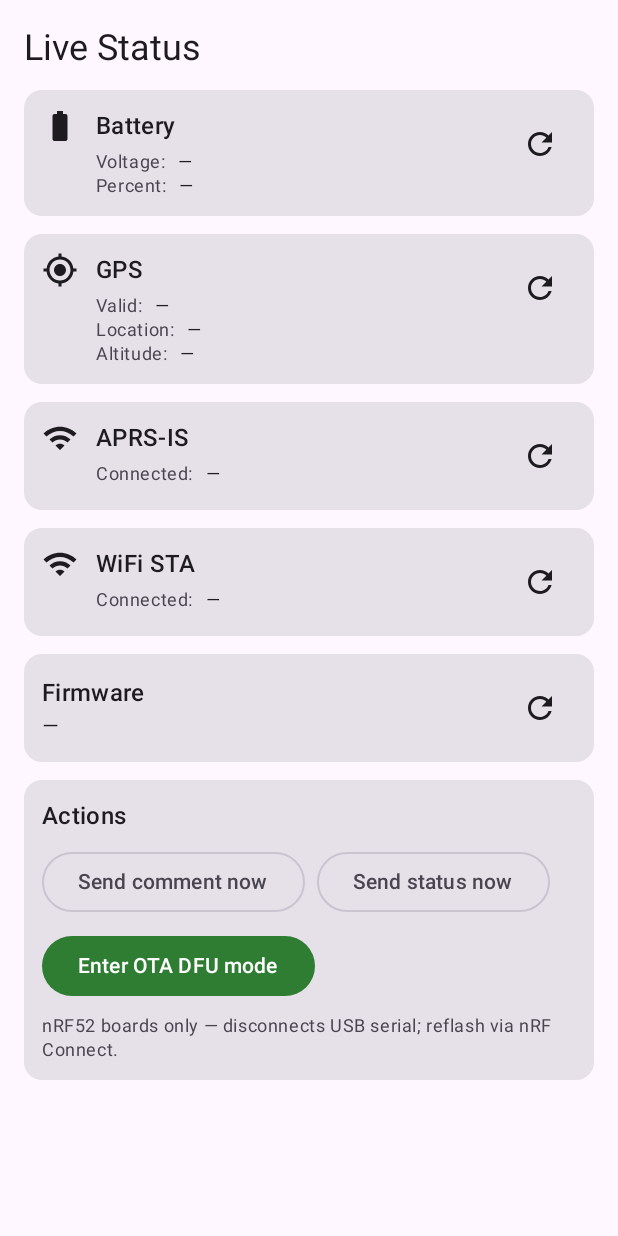
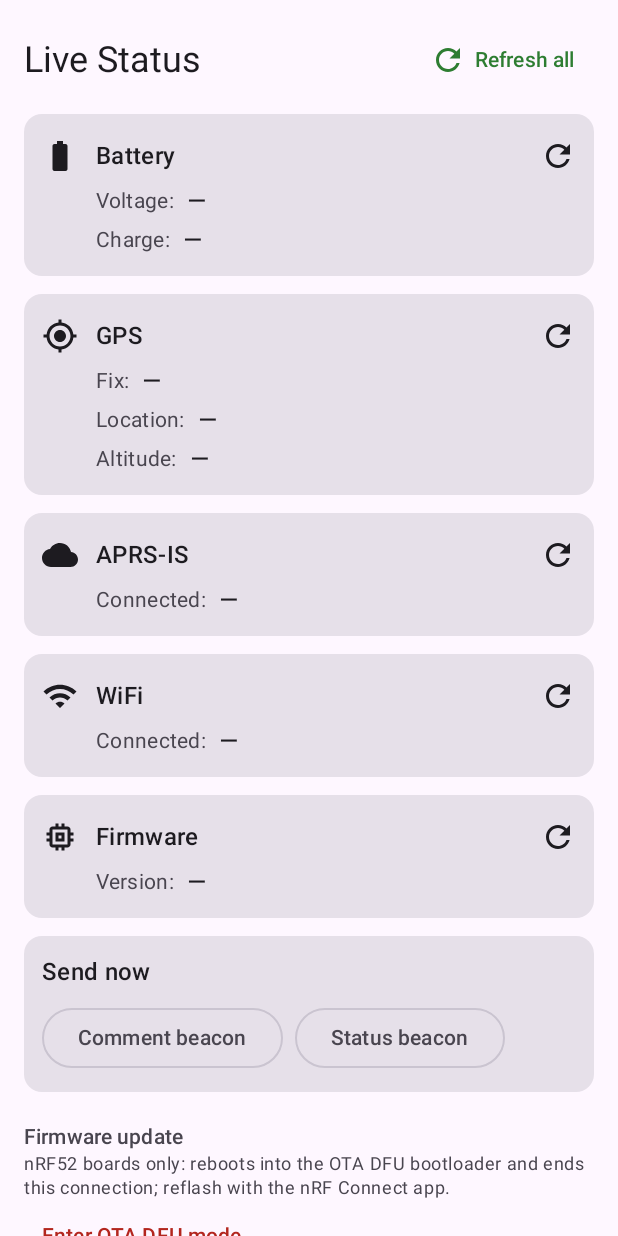
Before and after one commit to jeepnjonny/lora-fieldops-config-android, an Android app built with Jetpack Compose: the StatusScreen screen opened through its navigation route, on a phone screen of 412 x 824 dp. Run offline under Robolectric (Android 15) with nearby library versions, the phone set to English and light mode, and no system bars; libraries missing offline, so code that uses them is left out: com.hoho.android; 3 statements that could not run were skipped.

Commit message:
feat(ui): status screen loads everything, per-card spinners, quieter DFU
- C8: the Status screen scrolls, reads every card on entry, has Refresh all,
  and each card shows its own spinner while its read is in flight (repeat
  reads of the same card are skipped).
- C9: Enter OTA DFU mode moved to a plain "Firmware update" note at the
  bottom instead of a filled primary button; the confirmation stays.
- C12 (status): APRS-IS uses a cloud icon, distinct from WiFi; card titles
  are headings; each label/value row is read out as one item.
- C5/C3 (status): copy and refresh buttons are full 48 dp; values use larger,
  medium-weight text.

Co-Authored-By: Claude Opus 5.5 <noreply@anthropic.com>

```diff
--- a/app/src/main/java/com/kj7nye/lorafieldops/ui/ConfigViewModel.kt
+++ b/app/src/main/java/com/kj7nye/lorafieldops/ui/ConfigViewModel.kt
@@ -53,6 +53,7 @@ import kotlinx.coroutines.flow.MutableStateFlow
 import kotlinx.coroutines.flow.StateFlow
 import kotlinx.coroutines.flow.asStateFlow
 import kotlinx.coroutines.flow.first
+import kotlinx.coroutines.flow.update
 import kotlinx.coroutines.launch
 import kotlinx.serialization.json.Json
 import kotlin.math.roundToInt
@@ -93,6 +94,9 @@ private sealed interface LinkTarget {
     data class Usb(val driver: UsbSerialDriver) : LinkTarget
     data class Ble(val tracker: BleTrackerInfo) : LinkTarget
 }
+
+/** A Status screen card, for its loading spinner. */
+enum class StatusGroup { BATTERY, GPS, APRS_IS, WIFI, VERSION }
 
 /** A Save or Discard the tracker is working on. */
 enum class BusyAction { SAVING, DISCARDING }
@@ -157,6 +161,10 @@ class ConfigViewModel(app: Application) : AndroidViewModel(app) {
 
     private val _statusLines = MutableStateFlow<Map<String, String>>(emptyMap())
     val statusLines: StateFlow<Map<String, String>> = _statusLines.asStateFlow()
+
+    private val _statusLoading = MutableStateFlow<Set<StatusGroup>>(emptySet())
+    /** Status cards with a read in progress. */
+    val statusLoading: StateFlow<Set<StatusGroup>> = _statusLoading.asStateFlow()
 
     private val _importState = MutableStateFlow<ImportState>(ImportState.Idle)
     val importState: StateFlow<ImportState> = _importState.asStateFlow()
@@ -585,42 +593,53 @@ class ConfigViewModel(app: Application) : AndroidViewModel(app) {
     // Live status reads
     // -------------------------------------------------------------------------
 
-    /** Firmware: `bat.voltage=X.XX bat.percent=YY`. */
-    fun readBattery() {
+    /** Reads every status card (the Status screen does this on entry). */
+    fun refreshAllStatus() {
+        readBattery(); readGps(); readAprsIsStatus(); readWifiStaStatus(); readFirmwareVersion()
+    }
+
+    /**
+     * Runs one status read, marking [group] as loading meanwhile so its card can show
+     * a spinner. A read of a group already in progress is skipped.
+     */
+    private fun readStatus(group: StatusGroup, block: suspend (ProtocolHandler) -> Unit) {
+        val proto = protocol ?: return
+        var started = false
+        _statusLoading.update { if (group in it) it else { started = true; it + group } }
+        if (!started) return
         viewModelScope.launch {
-            val r = protocol?.sendCommand("bat read") ?: return@launch
-            if (r is CommandResult.Ok) replaceStatusGroup("bat.", parseStatusTokens(r.text))
+            try { block(proto) } finally { _statusLoading.update { it - group } }
         }
     }
 
+    /** Firmware: `bat.voltage=X.XX bat.percent=YY`. */
+    fun readBattery() = readStatus(StatusGroup.BATTERY) { proto ->
+        val r = proto.sendCommand("bat read")
+        if (r is CommandResult.Ok) replaceStatusGroup("bat.", parseStatusTokens(r.text))
+    }
+
     /** Firmware: `gps.lat=… gps.lon=… gps.alt=… gps.sats=… gps.valid=0|1`. */
-    fun readGps() {
-        viewModelScope.launch {
-            val r = protocol?.sendCommand("gps read") ?: return@launch
+    fun readGps() = readStatus(StatusGroup.GPS) { proto ->
+        val r = proto.sendCommand("gps read")
         if (r is CommandResult.Ok) replaceStatusGroup("gps.", parseStatusTokens(r.text))
-        }
     }
 
     /**
      * Firmware: `aprsIS.connected=true host=… port=… [server=…]` or `aprsIS.connected=false`.
      * Older firmware sends only the connected flag; the extra keys are then simply absent.
      */
-    fun readAprsIsStatus() {
-        viewModelScope.launch {
-            val r = protocol?.sendCommand("aprsiss status") ?: return@launch
+    fun readAprsIsStatus() = readStatus(StatusGroup.APRS_IS) { proto ->
+        val r = proto.sendCommand("aprsiss status")
         if (r is CommandResult.Ok) {
             replaceStatusGroup("aprsIS.", prefixKeys("aprsIS.", parseStatusTokens(r.text)))
         }
     }
-    }
 
     /** Firmware: `wifiSTA.connected=true ip=… ssid=<rest of line>` or `wifiSTA.connected=false`. */
-    fun readWifiStaStatus() {
-        viewModelScope.launch {
-            val r = protocol?.sendCommand("wifista status") ?: return@launch
+    fun readWifiStaStatus() = readStatus(StatusGroup.WIFI) { proto ->
+        val r = proto.sendCommand("wifista status")
         if (r is CommandResult.Ok) {
             replaceStatusGroup("wifiSTA.", prefixKeys("wifiSTA.", parseStatusTokens(r.text, restOfLineKey = "ssid")))
-            }
         }
     }
 
@@ -630,7 +649,7 @@ class ConfigViewModel(app: Application) : AndroidViewModel(app) {
      * linger next to a newer "connected=false".
      */
     private fun replaceStatusGroup(prefix: String, fresh: Map<String, String>) {
-        _statusLines.value = _statusLines.value.filterKeys { !it.startsWith(prefix) } + fresh
+        _statusLines.update { lines -> lines.filterKeys { !it.startsWith(prefix) } + fresh }
     }
 
     /**
@@ -649,14 +668,12 @@ class ConfigViewModel(app: Application) : AndroidViewModel(app) {
         }
     }
 
-    fun readFirmwareVersion() {
-        viewModelScope.launch {
-            val r = protocol?.sendCommand("version") ?: return@launch
+    fun readFirmwareVersion() = readStatus(StatusGroup.VERSION) { proto ->
+        val r = proto.sendCommand("version")
         if (r is CommandResult.Ok) {
             val versionText = r.text.removePrefix("version.date=").trim()
-                _statusLines.value = _statusLines.value + ("version" to versionText)
+            _statusLines.update { it + ("version" to versionText) }
             _firmwareVersion.value = FirmwareVersion.parse(versionText)
-            }
         }
     }
 
--- a/app/src/main/java/com/kj7nye/lorafieldops/ui/StatusScreen.kt
+++ b/app/src/main/java/com/kj7nye/lorafieldops/ui/StatusScreen.kt
@@ -1,10 +1,11 @@
 package com.kj7nye.lorafieldops.ui
 
-import androidx.lifecycle.compose.collectAsStateWithLifecycle
 import android.content.ClipData
 import androidx.compose.foundation.layout.Arrangement
+import androidx.compose.foundation.layout.Box
 import androidx.compose.foundation.layout.Column
 import androidx.compose.foundation.layout.ColumnScope
+import androidx.compose.foundation.layout.FlowRow
 import androidx.compose.foundation.layout.Row
 import androidx.compose.foundation.layout.Spacer
 import androidx.compose.foundation.layout.fillMaxSize
@@ -12,18 +13,20 @@ import androidx.compose.foundation.layout.fillMaxWidth
 import androidx.compose.foundation.layout.height
 import androidx.compose.foundation.layout.padding
 import androidx.compose.foundation.layout.size
-import androidx.compose.foundation.layout.width
+import androidx.compose.foundation.rememberScrollState
 import androidx.compose.foundation.text.selection.SelectionContainer
+import androidx.compose.foundation.verticalScroll
 import androidx.compose.material.icons.Icons
 import androidx.compose.material.icons.filled.BatteryFull
+import androidx.compose.material.icons.filled.Cloud
 import androidx.compose.material.icons.filled.ContentCopy
 import androidx.compose.material.icons.filled.GpsFixed
+import androidx.compose.material.icons.filled.Memory
 import androidx.compose.material.icons.filled.Refresh
 import androidx.compose.material.icons.filled.Wifi
 import androidx.compose.material3.AlertDialog
-import androidx.compose.material3.Button
 import androidx.compose.material3.Card
-import androidx.compose.material3.ExperimentalMaterial3Api
+import androidx.compose.material3.CircularProgressIndicator
 import androidx.compose.material3.Icon
 import androidx.compose.material3.IconButton
 import androidx.compose.material3.MaterialTheme
@@ -39,53 +42,69 @@ import androidx.compose.runtime.rememberCoroutineScope
 import androidx.compose.runtime.setValue
 import androidx.compose.ui.Alignment
 import androidx.compose.ui.Modifier
+import androidx.compose.ui.graphics.vector.ImageVector
 import androidx.compose.ui.platform.ClipEntry
 import androidx.compose.ui.platform.LocalClipboard
+import androidx.compose.ui.semantics.heading
+import androidx.compose.ui.semantics.semantics
+import androidx.compose.ui.text.font.FontWeight
 import androidx.compose.ui.unit.dp
+import androidx.lifecycle.compose.collectAsStateWithLifecycle
 import kotlinx.coroutines.launch
 
-@OptIn(ExperimentalMaterial3Api::class)
 @Composable
 fun StatusScreen(vm: ConfigViewModel) {
     val statusLines by vm.statusLines.collectAsStateWithLifecycle()
+    val loading by vm.statusLoading.collectAsStateWithLifecycle()
     var showOtaDfuDialog by remember { mutableStateOf(false) }
 
-    // Load version on entry
-    LaunchedEffect(Unit) { vm.readFirmwareVersion() }
+    // Everything on entry: the reads queue on the link and fill in card by card.
+    LaunchedEffect(Unit) { vm.refreshAllStatus() }
 
     Column(
         modifier = Modifier
             .fillMaxSize()
+            .verticalScroll(rememberScrollState())
             .padding(16.dp),
         verticalArrangement = Arrangement.spacedBy(12.dp),
     ) {
-        Text("Live Status", style = MaterialTheme.typography.headlineSmall)
+        Row(verticalAlignment = Alignment.CenterVertically) {
+            Text(
+                "Live Status",
+                style = MaterialTheme.typography.headlineSmall,
+                modifier = Modifier.weight(1f).semantics { heading() },
+            )
+            TextButton(onClick = { vm.refreshAllStatus() }, enabled = loading.isEmpty()) {
+                Icon(Icons.Default.Refresh, contentDescription = null)
+                Text("Refresh all", modifier = Modifier.padding(start = 6.dp))
+            }
+        }
 
-        // Battery
         StatusCard(
-            icon = { Icon(Icons.Default.BatteryFull, null) },
+            icon = Icons.Default.BatteryFull,
             title = "Battery",
+            loading = StatusGroup.BATTERY in loading,
             body = listOf(
-                "Voltage" to (statusLines["bat.voltage"] ?: "—"),
-                "Percent" to (statusLines["bat.percent"]?.let { "$it%" } ?: "—"),
+                "Voltage" to (statusLines["bat.voltage"]?.let { "$it V" } ?: "—"),
+                "Charge" to (statusLines["bat.percent"]?.let { "$it%" } ?: "—"),
             ),
             onRefresh = { vm.readBattery() },
         )
 
-        // GPS: valid / location (copyable) / altitude, one per line
         StatusCard(
-            icon = { Icon(Icons.Default.GpsFixed, null) },
+            icon = Icons.Default.GpsFixed,
             title = "GPS",
+            loading = StatusGroup.GPS in loading,
             onRefresh = { vm.readGps() },
         ) {
             GpsStatusBody(statusLines)
         }
 
-        // APRS-IS
         val aprsIsConnected = statusLines["aprsIS.connected"]
         StatusCard(
-            icon = { Icon(Icons.Default.Wifi, null) },
+            icon = Icons.Default.Cloud,
             title = "APRS-IS",
+            loading = StatusGroup.APRS_IS in loading,
             body = buildList {
                 add("Connected" to yesNo(aprsIsConnected))
                 if (aprsIsConnected == "true") {
@@ -96,57 +115,55 @@ fun StatusScreen(vm: ConfigViewModel) {
             onRefresh = { vm.readAprsIsStatus() },
         )
 
-        // WiFi STA
         val wifiConnected = statusLines["wifiSTA.connected"]
         StatusCard(
-            icon = { Icon(Icons.Default.Wifi, null) },
-            title = "WiFi STA",
+            icon = Icons.Default.Wifi,
+            title = "WiFi",
+            loading = StatusGroup.WIFI in loading,
             body = buildList {
                 add("Connected" to yesNo(wifiConnected))
                 if (wifiConnected == "true") {
-                    statusLines["wifiSTA.ssid"]?.takeIf { it.isNotEmpty() }?.let { add("SSID" to it) }
+                    statusLines["wifiSTA.ssid"]?.takeIf { it.isNotEmpty() }?.let { add("Network" to it) }
                     statusLines["wifiSTA.ip"]?.let { add("IP" to it) }
                 }
             },
             onRefresh = { vm.readWifiStaStatus() },
         )
 
-        // Firmware version
+        StatusCard(
+            icon = Icons.Default.Memory,
+            title = "Firmware",
+            loading = StatusGroup.VERSION in loading,
+            body = listOf("Version" to (statusLines["version"] ?: "—")),
+            onRefresh = { vm.readFirmwareVersion() },
+        )
+
         Card(modifier = Modifier.fillMaxWidth()) {
-            Row(
-                modifier = Modifier
-                    .fillMaxWidth()
-                    .padding(12.dp),
-                horizontalArrangement = Arrangement.SpaceBetween,
-                verticalAlignment = Alignment.CenterVertically,
-            ) {
-                Column {
-                    Text("Firmware", style = MaterialTheme.typography.titleMedium)
-                    Text(
-                        statusLines["version"] ?: "—",
-                        style = MaterialTheme.typography.bodyMedium,
-                    )
-                }
-                IconButton(onClick = { vm.readFirmwareVersion() }) {
-                    Icon(Icons.Default.Refresh, "Refresh version")
+            Column(modifier = Modifier.padding(12.dp), verticalArrangement = Arrangement.spacedBy(8.dp)) {
+                Text("Send now", style = MaterialTheme.typography.titleMedium, modifier = Modifier.semantics { heading() })
+                FlowRow(horizontalArrangement = Arrangement.spacedBy(8.dp)) {
+                    OutlinedButton(onClick = { vm.txNow(TxBeacon.COMMENT) }) { Text("Comment beacon") }
+                    OutlinedButton(onClick = { vm.txNow(TxBeacon.STATUS) }) { Text("Status beacon") }
                 }
             }
         }
 
-        // Actions
-        Card(modifier = Modifier.fillMaxWidth()) {
-            Column(modifier = Modifier.padding(12.dp), verticalArrangement = Arrangement.spacedBy(8.dp)) {
-                Text("Actions", style = MaterialTheme.typography.titleMedium)
-                Row(horizontalArrangement = Arrangement.spacedBy(8.dp)) {
-                    OutlinedButton(onClick = { vm.txNow(TxBeacon.COMMENT) }) { Text("Send comment now") }
-                    OutlinedButton(onClick = { vm.txNow(TxBeacon.STATUS) }) { Text("Send status now") }
-                }
-                Button(onClick = { showOtaDfuDialog = true }) { Text("Enter OTA DFU mode") }
+        // Rarely needed and it ends the session, so it sits last and plain.
+        Column(Modifier.padding(top = 8.dp)) {
             Text(
-                    "nRF52 boards only — disconnects USB serial; reflash via nRF Connect.",
+                "Firmware update",
+                style = MaterialTheme.typography.titleSmall,
+                color = MaterialTheme.colorScheme.onSurfaceVariant,
+                modifier = Modifier.semantics { heading() },
+            )
+            Text(
+                "nRF52 boards only: reboots into the OTA DFU bootloader and ends this connection; " +
+                    "reflash with the nRF Connect app.",
                 style = MaterialTheme.typography.bodySmall,
                 color = MaterialTheme.colorScheme.onSurfaceVariant,
             )
+            TextButton(onClick = { showOtaDfuDialog = true }) {
+                Text("Enter OTA DFU mode…", color = MaterialTheme.colorScheme.error)
             }
         }
     }
@@ -158,7 +175,7 @@ fun StatusScreen(vm: ConfigViewModel) {
             text = {
                 Text(
                     "The tracker will reboot into the Nordic DFU bootloader and drop off " +
-                        "this USB connection. You'll need the nRF Connect app to upload new " +
+                        "this connection. You'll need the nRF Connect app to upload new " +
                         "firmware. ESP32 boards don't support this and will report an error instead.",
                 )
             },
@@ -215,8 +232,8 @@ private fun GpsStatusBody(status: Map<String, String>) {
     val hasFix = valid == "1"
     val sats = status["gps.sats"]
 
-    StatusRow(
-        "Valid",
+    InfoRow(
+        "Fix",
         when {
             valid == null -> "—"
             hasFix -> if (sats != null) "Yes ($sats satellites)" else "Yes"
@@ -231,15 +248,9 @@ private fun GpsStatusBody(status: Map<String, String>) {
         val clipboard = LocalClipboard.current
         val scope = rememberCoroutineScope()
         Row(verticalAlignment = Alignment.CenterVertically) {
-            Text(
-                "Location:",
-                style = MaterialTheme.typography.bodySmall,
-                color = MaterialTheme.colorScheme.onSurfaceVariant,
-            )
-            Spacer(Modifier.width(8.dp))
             // Selectable as well as copy-button so a long-press works too.
             SelectionContainer(modifier = Modifier.weight(1f, fill = false)) {
-                Text(location, style = MaterialTheme.typography.bodySmall)
+                InfoRow("Location", location)
             }
             IconButton(
                 onClick = {
@@ -247,47 +258,36 @@ private fun GpsStatusBody(status: Map<String, String>) {
                         clipboard.setClipEntry(ClipEntry(ClipData.newPlainText("Tracker location", location)))
                     }
                 },
-                modifier = Modifier.size(32.dp),
             ) {
-                Icon(Icons.Default.ContentCopy, "Copy location", modifier = Modifier.size(16.dp))
+                Icon(Icons.Default.ContentCopy, "Copy location")
             }
         }
     } else {
-        StatusRow("Location", "—")
+        InfoRow("Location", "—")
     }
 
     val alt = status["gps.alt"]
-    StatusRow("Altitude", if (hasFix && alt != null) "$alt m" else "—")
-}
-
-@Composable
-private fun StatusRow(label: String, value: String) {
-    Row(horizontalArrangement = Arrangement.spacedBy(8.dp)) {
-        Text(
-            "$label:",
-            style = MaterialTheme.typography.bodySmall,
-            color = MaterialTheme.colorScheme.onSurfaceVariant,
-        )
-        Text(value, style = MaterialTheme.typography.bodySmall)
-    }
+    InfoRow("Altitude", if (hasFix && alt != null) "$alt m" else "—")
 }
 
 /** Card with a simple list of label/value rows. */
 @Composable
 private fun StatusCard(
-    icon: @Composable () -> Unit,
+    icon: ImageVector,
     title: String,
+    loading: Boolean,
     body: List<Pair<String, String>>,
     onRefresh: () -> Unit,
-) = StatusCard(icon, title, onRefresh) {
-    body.forEach { (label, value) -> StatusRow(label, value) }
+) = StatusCard(icon, title, loading, onRefresh) {
+    body.forEach { (label, value) -> InfoRow(label, value) }
 }
 
-/** Card with custom [content] under the title. */
+/** Card with custom [content] under the title, and its own refresh button / spinner. */
 @Composable
 private fun StatusCard(
-    icon: @Composable () -> Unit,
+    icon: ImageVector,
     title: String,
+    loading: Boolean,
     onRefresh: () -> Unit,
     content: @Composable ColumnScope.() -> Unit,
 ) {
@@ -295,22 +295,35 @@ private fun StatusCard(
         Row(
             modifier = Modifier
                 .fillMaxWidth()
-                .padding(12.dp),
+                .padding(start = 12.dp, top = 4.dp, bottom = 12.dp),
             verticalAlignment = Alignment.Top,
         ) {
-            icon()
+            Icon(icon, contentDescription = null, modifier = Modifier.padding(top = 12.dp))
             Column(
                 modifier = Modifier
                     .weight(1f)
-                    .padding(start = 12.dp),
+                    .padding(start = 12.dp, top = 12.dp),
+                verticalArrangement = Arrangement.spacedBy(2.dp),
             ) {
-                Text(title, style = MaterialTheme.typography.titleMedium)
-                Spacer(Modifier.height(4.dp))
+                Text(
+                    title,
+                    style = MaterialTheme.typography.titleMedium,
+                    fontWeight = FontWeight.SemiBold,
+                    modifier = Modifier.semantics { heading() },
+                )
+                Spacer(Modifier.height(2.dp))
                 content()
             }
+            // 48 dp either way, so the layout doesn't jump while loading.
+            Box(Modifier.size(48.dp), contentAlignment = Alignment.Center) {
+                if (loading) {
+                    CircularProgressIndicator(Modifier.size(22.dp), strokeWidth = 2.dp)
+                } else {
                     IconButton(onClick = onRefresh) {
                         Icon(Icons.Default.Refresh, "Refresh $title")
                     }
                 }
             }
         }
+    }
+}
```
Lines whose indentation alone changed are shown as unchanged.
